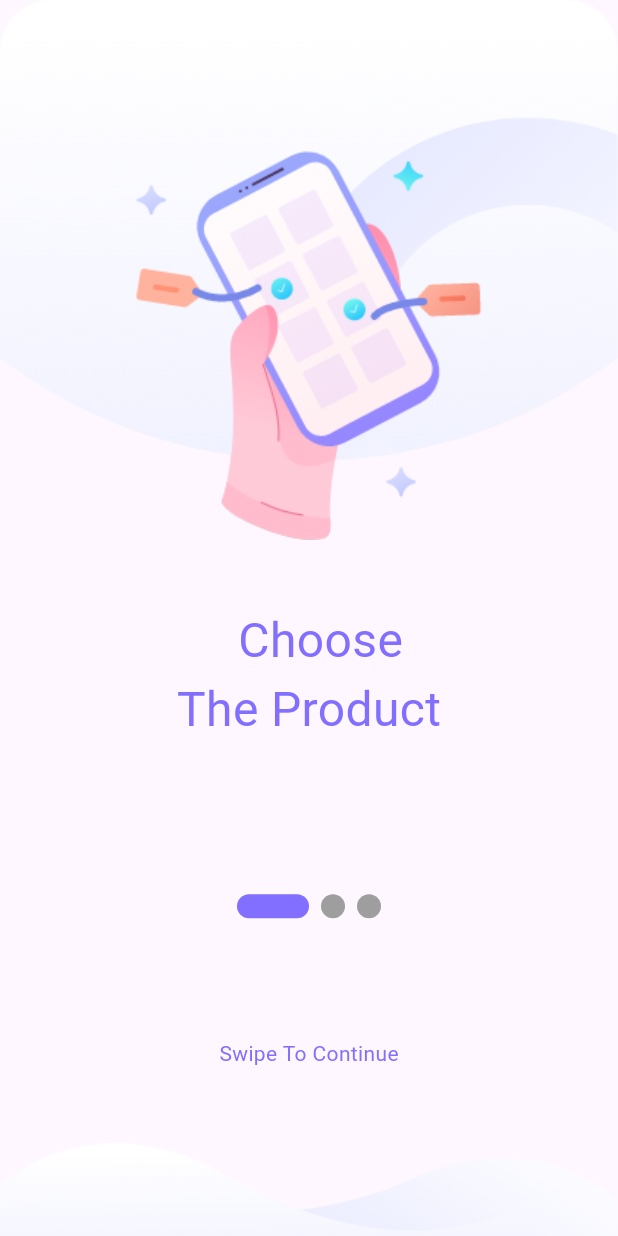
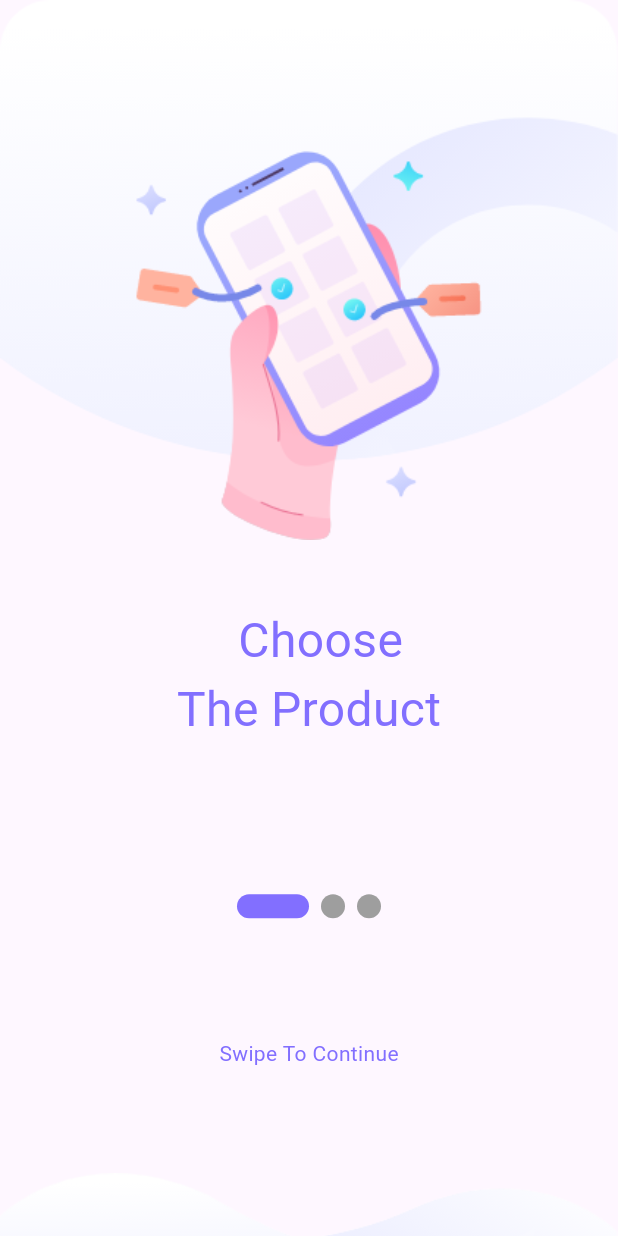
Before and after one commit to HussienKhaaleed/project_grad, a Flutter app: the screen it shows after launch, on a phone screen of 412 x 824 dp. Run offline on Flutter 3.47's test engine with Material 3 defaults, Android fonts, the phone set to English and light mode, and no system bars; drawn by our look-alikes of smooth_page_indicator; our stand-ins replace go_router.

```diff
--- a/lib/features/on_borading/presentation/widgets/On_Borading_body.dart
+++ b/lib/features/on_borading/presentation/widgets/On_Borading_body.dart
@@ -62,10 +62,10 @@ class OnBoardingContant extends StatelessWidget {
                 ),
               ),
               SizedBox(
-                height: 50,
+                height: 70,
               ),
               Image.asset(
-                "assets/images/Group 60.png",
+                "assets/images/bottom.png",
               ),
             ],
           );
--- a/lib/main.dart
+++ b/lib/main.dart
@@ -14,8 +14,8 @@ class ChatApp extends StatelessWidget {
       routerConfig: AppRouter.router,
       debugShowCheckedModeBanner: false,
       theme: ThemeData.light().copyWith(
-        // scaffoldBackgroundColor: const Color.fromARGB(240, 242, 255, 255),
-      ),
+          // scaffoldBackgroundColor: const Color.fromARGB(240, 242, 255, 255),
+          ),
     );
   }
 }
--- a/pubspec.yaml
+++ b/pubspec.yaml
@@ -60,6 +60,7 @@ flutter:
   uses-material-design: true
   # To add assets to your application, add an assets section, like this:
   assets:
+    - assets/images/bottom.png
     - assets/images/solar-power.png
     - assets/images/Group 51.png
     - assets/images/Group 55.png
```
Also changed, not shown: assets/images/bottom.png (added).
